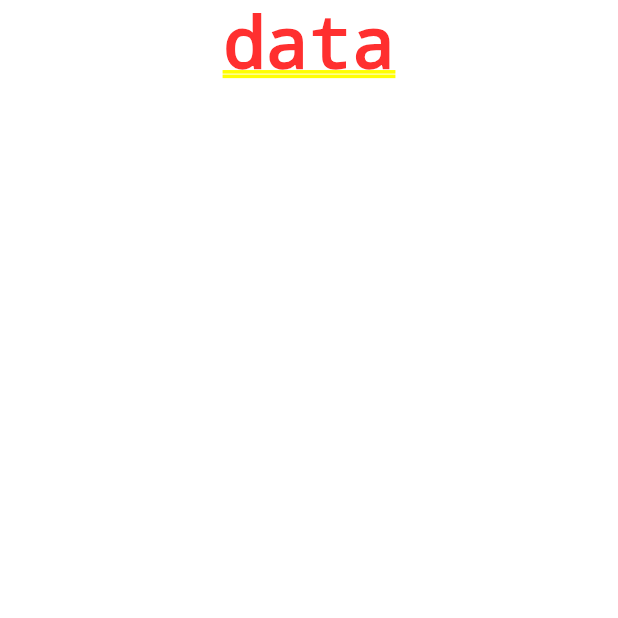
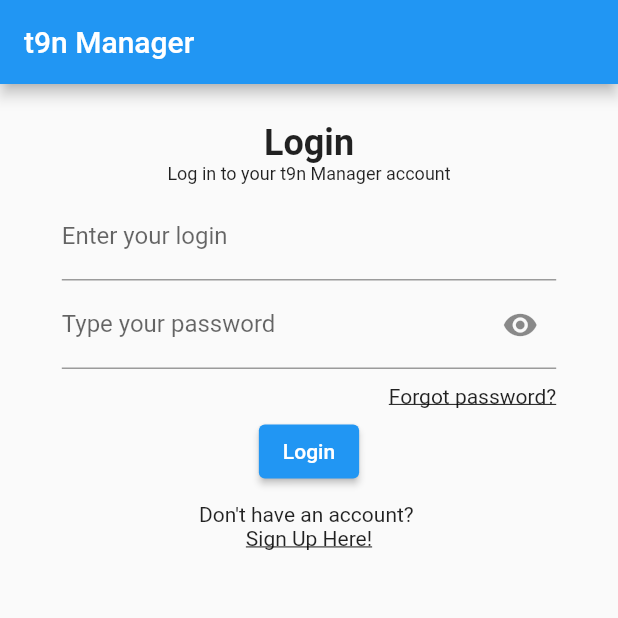
Before and after one commit to Cyril-Andre/t9nmanager, a Flutter app: the screen it shows after launch, on a phone screen of 412 x 824 dp, the top half of it. Run offline on Flutter 3.47's test engine with Material 2 defaults, Android fonts, the phone set to English and light mode, and no system bars; generated files the repository leaves out were written again.

Commit message:
Login Form added

```diff
--- a/t9n_manager_flutter_client/lib/domains/authentication/screens/login_screen.dart
+++ b/t9n_manager_flutter_client/lib/domains/authentication/screens/login_screen.dart
@@ -1,4 +1,7 @@
 import 'package:flutter/material.dart';
+
+import '../../../generated/l10n.dart';
+import '../widgets/login_form.dart';
 
 class LoginScreen extends StatefulWidget {
   const LoginScreen({Key? key}) : super(key: key);
@@ -10,17 +13,11 @@ class LoginScreen extends StatefulWidget {
 class _LoginScreenState extends State<LoginScreen> {
   @override
   Widget build(BuildContext context) {
-    double width = MediaQuery.of(context).size.width;
-    double height = MediaQuery.of(context).size.height;
-
-    return SingleChildScrollView(
-      scrollDirection:  Axis.vertical,
-      child: Column(
-        mainAxisAlignment: MainAxisAlignment.center,
-        children: [
-          Text('data')
-        ],
+    return Scaffold(
+      appBar: AppBar(
+        title: Text(S.of(context).title),
       ),
+      body: LoginForm(),
     );
   }
 }
--- /dev/null
+++ b/t9n_manager_flutter_client/lib/domains/authentication/widgets/login_form.dart
@@ -0,0 +1,110 @@
+import 'package:flutter/material.dart';
+import 'package:provider/provider.dart';
+
+import '../../../generated/l10n.dart';
+import '../../../main.dart';
+import '../../../shared/widgets/screen_title.dart';
+import '../../../shared/widgets/spacer.dart';
+
+
+class LoginForm extends StatefulWidget {
+  @override
+  _LoginFormState createState() => _LoginFormState();
+}
+
+class _LoginFormState extends State<LoginForm> {
+  final _formKey = GlobalKey<FormState>();
+  TextEditingController txtLogin = TextEditingController();
+  TextEditingController txtPassword = TextEditingController();
+
+  bool _showPassword = false;
+  @override
+  Widget build(BuildContext context) {
+    double width = MediaQuery.of(context).size.width>context.watch<AppState>().ScreenMaxSize?context.watch<AppState>().ScreenMaxSize:MediaQuery.of(context).size.width;
+    double height = MediaQuery.of(context).size.height;
+    return
+       Center(
+        child: SizedBox(
+          width: .8 * width,
+          height: height,
+          child: Form(
+            key: _formKey,
+            autovalidateMode: AutovalidateMode.onUserInteraction,
+            child: SingleChildScrollView(
+              child: Column(
+                mainAxisAlignment: MainAxisAlignment.start,
+                crossAxisAlignment: CrossAxisAlignment.center,
+                children: [
+                  verticalSpaceMedium,
+                  ScreenTitle(S.of(context).login_screen_title),
+                  Text(S.of(context).login_screen_subtitle, style: const TextStyle(fontSize: 12, fontWeight: FontWeight.normal),
+                  ),
+                  verticalSpaceTiny,
+                  TextFormField(
+                    validator: (String? value) {
+                      if (value!.isEmpty) return S.of(context).login_screen_validator_login;
+                      return null;
+                    },
+                    controller: txtLogin,
+                    decoration: InputDecoration(
+                      label: Text(S.of(context).login_screen_textfieldlabel_login),
+                    ),
+                  ),
+                  TextFormField(
+                    validator: (String? value) {
+                      if (value=="") return S.of(context).login_screen_validator_password;
+                      return null;
+                    },
+                    controller: txtPassword,
+                    decoration: InputDecoration(
+                        label:  Text(S.of(context).login_screen_textfieldlabel_password),
+                        suffixIcon: IconButton(
+                          onPressed: () {
+                            setState(() {
+                              _showPassword = !_showPassword;
+                            });
+                          },
+                          icon: Icon(_showPassword
+                              ? Icons.visibility_off
+                              : Icons.visibility),
+                        )),
+                    obscureText: !_showPassword,
+                  ),
+                  verticalSpaceSmall,
+                  Align(
+                    alignment: Alignment.centerRight,
+                    child: InkWell(
+                      child: Text(
+                        S.of(context).login_screen_label_forgotpassword,
+                        style:const TextStyle(decoration: TextDecoration.underline),
+                      ),
+                      onTap: () {
+                        Navigator.popAndPushNamed(context, '/forgotpassword');
+                      },
+                    ),
+                  ),
+                  verticalSpaceTiny,
+                  ElevatedButton(
+                      onPressed: () {
+                        if(_formKey.currentState!.validate()){
+                          context.read<AppState>().toggleLogedIn();
+                        }
+                      },
+                      child: Text(S.of(context).login_screen_button_label_login)),
+                  verticalSpaceSmall,
+                    Text(S.of(context).login_screen_label_noaccount),
+                    InkWell(
+                      child: Text(S.of(context).login_screen_label_signup,style: const TextStyle(decoration: TextDecoration.underline)),
+                      onTap: () {
+                        Navigator.popAndPushNamed(context, "/signup");
+                      },
+                    ),
+                ],
+              ),
+            ),
+          ),
+        ),
+      )
+    ;
+  }
+}
--- /dev/null
+++ b/t9n_manager_flutter_client/lib/l10n/intl_en.arb
@@ -0,0 +1,23 @@
+{
+    "@@locale":"en",
+    "title": "t9n Manager",
+    "@title":{
+        "type":"text",
+        "context":"Everywhere",
+        "description":"Name of the application"
+    },
+
+    "common_button_ok":"Ok",
+
+    "login_screen_title": "Login",
+    "login_screen_subtitle":"Log in to your t9n Manager account",
+    "login_screen_validator_login":"Please type your login.",
+    "login_screen_textfieldlabel_login":"Enter your login",
+    "login_screen_validator_password":"Please type your password.",
+    "login_screen_textfieldlabel_password":"Type your password",
+    "login_screen_label_forgotpassword":"Forgot password?",
+    "login_screen_button_label_login":"Login",
+    "login_screen_label_noaccount":"Don't have an account? ",
+    "login_screen_label_signup":"Sign Up Here!"
+
+}
--- a/t9n_manager_flutter_client/lib/main.dart
+++ b/t9n_manager_flutter_client/lib/main.dart
@@ -1,18 +1,48 @@
+import 'dart:io';
+
 import 'package:flutter/material.dart';
+import 'package:flutter_localizations/flutter_localizations.dart';
+import 'package:provider/provider.dart';
 import 'package:t9n_manager_flutter_client/domains/authentication/screens/login_screen.dart';
 
-void main() {
-  runApp(const MyApp());
+import 'domains/authentication/screens/forgot_password_screen.dart';
+import 'domains/authentication/screens/home_screen.dart';
+import 'domains/authentication/screens/signup_screen.dart';
+import 'generated/l10n.dart';
+
+class MyHttpOverrides extends HttpOverrides {
+  @override
+  HttpClient createHttpClient(SecurityContext? context) {
+    return super.createHttpClient(context)
+      ..badCertificateCallback =
+          (X509Certificate cert, String host, int port) => true;
+  }
 }
 
-class MyApp extends StatelessWidget {
-  const MyApp({Key? key}) : super(key: key);
+void main() {
+  HttpOverrides.global = MyHttpOverrides(); // To be removed in Prod
+  runApp(ChangeNotifierProvider(
+      create: (_) => AppState(), child: const t9nManagerApp()));
+
+  //runApp(const MyApp());
+}
+
+class t9nManagerApp extends StatelessWidget {
+  const t9nManagerApp({Key? key}) : super(key: key);
 
   // This widget is the root of your application.
   @override
   Widget build(BuildContext context) {
     return MaterialApp(
-      title: 'Flutter Demo',
+          localizationsDelegates: const [
+        S.delegate,
+        GlobalMaterialLocalizations.delegate,
+        GlobalCupertinoLocalizations.delegate,
+        GlobalWidgetsLocalizations.delegate
+      ],
+      supportedLocales: S.delegate.supportedLocales,
+
+      title: 't9n Manager',
       theme: ThemeData(
         // This is the theme of your application.
         //
@@ -25,92 +55,24 @@
         // is not restarted.
         primarySwatch: Colors.blue,
       ),
-      home: const LoginScreen(),
+           routes: {
+        '/':(context)=> context.watch<AppState>().isLoggedIn?const HomeScreen():const LoginScreen(),
+        '/signup':(context)=> const SignUpScreen(),
+        '/forgotpassword':(context)=> const ForgotPasswordScreen(),
+      },
+      initialRoute: "/",
     );
   }
 }
 
-class MyHomePage extends StatefulWidget {
-  const MyHomePage({Key? key, required this.title}) : super(key: key);
+class AppState with ChangeNotifier {
+//Constant
+  double ScreenMaxSize = 600;
 
-  // This widget is the home page of your application. It is stateful, meaning
-  // that it has a State object (defined below) that contains fields that affect
-  // how it looks.
+  bool isLoggedIn = false;
 
-  // This class is the configuration for the state. It holds the values (in this
-  // case the title) provided by the parent (in this case the App widget) and
-  // used by the build method of the State. Fields in a Widget subclass are
-  // always marked "final".
-
-  final String title;
-
-  @override
-  State<MyHomePage> createState() => _MyHomePageState();
-}
-
-class _MyHomePageState extends State<MyHomePage> {
-  int _counter = 0;
-
-  void _incrementCounter() {
-    setState(() {
-      // This call to setState tells the Flutter framework that something has
-      // changed in this State, which causes it to rerun the build method below
-      // so that the display can reflect the updated values. If we changed
-      // _counter without calling setState(), then the build method would not be
-      // called again, and so nothing would appear to happen.
-      _counter++;
-    });
-  }
-
-  @override
-  Widget build(BuildContext context) {
-    // This method is rerun every time setState is called, for instance as done
-    // by the _incrementCounter method above.
-    //
-    // The Flutter framework has been optimized to make rerunning build methods
-    // fast, so that you can just rebuild anything that needs updating rather
-    // than having to individually change instances of widgets.
-    return Scaffold(
-      appBar: AppBar(
-        // Here we take the value from the MyHomePage object that was created by
-        // the App.build method, and use it to set our appbar title.
-        title: Text(widget.title),
-      ),
-      body: Center(
-        // Center is a layout widget. It takes a single child and positions it
-        // in the middle of the parent.
-        child: Column(
-          // Column is also a layout widget. It takes a list of children and
-          // arranges them vertically. By default, it sizes itself to fit its
-          // children horizontally, and tries to be as tall as its parent.
-          //
-          // Invoke "debug painting" (press "p" in the console, choose the
-          // "Toggle Debug Paint" action from the Flutter Inspector in Android
-          // Studio, or the "Toggle Debug Paint" command in Visual Studio Code)
-          // to see the wireframe for each widget.
-          //
-          // Column has various properties to control how it sizes itself and
-          // how it positions its children. Here we use mainAxisAlignment to
-          // center the children vertically; the main axis here is the vertical
-          // axis because Columns are vertical (the cross axis would be
-          // horizontal).
-          mainAxisAlignment: MainAxisAlignment.center,
-          children: <Widget>[
-            const Text(
-              'You have pushed the button this many times:',
-            ),
-            Text(
-              '$_counter',
-              style: Theme.of(context).textTheme.headline4,
-            ),
-          ],
-        ),
-      ),
-      floatingActionButton: FloatingActionButton(
-        onPressed: _incrementCounter,
-        tooltip: 'Increment',
-        child: const Icon(Icons.add),
-      ), // This trailing comma makes auto-formatting nicer for build methods.
-    );
+  void toggleLogedIn() {
+    isLoggedIn = !isLoggedIn;
+    notifyListeners();
   }
 }
--- /dev/null
+++ b/t9n_manager_flutter_client/lib/shared/widgets/screen_title.dart
@@ -0,0 +1,13 @@
+import 'package:flutter/material.dart';
+
+
+class ScreenTitle extends StatelessWidget {
+  final  String title;
+  const ScreenTitle(this.title);
+
+  @override
+  Widget build(BuildContext context) => Text(
+    title,
+    style:const TextStyle(fontSize: 24, fontWeight: FontWeight.bold),
+    );
+}
--- /dev/null
+++ b/t9n_manager_flutter_client/lib/shared/widgets/spacer.dart
@@ -0,0 +1,16 @@
+// Horizontal Spacing
+import 'package:flutter/material.dart';
+
+const Widget horizontalSpaceTiny = SizedBox(width: 5.0);
+const Widget horizontalSpaceSmall = SizedBox(width: 10.0);
+const Widget horizontalSpaceRegular = SizedBox(width: 18.0);
+const Widget horizontalSpaceMedium = SizedBox(width: 25.0);
+const Widget horizontalSpaceLarge = SizedBox(width: 50.0);
+
+// Vertical Spacing
+const Widget verticalSpaceTiny = SizedBox(height: 5.0);
+const Widget verticalSpaceSmall = SizedBox(height: 10.0);
+const Widget verticalSpaceRegular = SizedBox(height: 18.0);
+const Widget verticalSpaceMedium = SizedBox(height: 25);
+const Widget verticalSpaceLarge = SizedBox(height: 50.0);
+const Widget verticalSpaceMassive = SizedBox(height: 120.0);
```
Also changed, not shown: t9n_manager_flutter_client/lib/domains/authentication/screens/forgot_password_screen.dart (added, +17 -0 lines), t9n_manager_flutter_client/lib/domains/authentication/screens/home_screen.dart (added, +17 -0 lines), t9n_manager_flutter_client/lib/domains/authentication/screens/signup_screen.dart (added, +15 -0 lines), t9n_manager_flutter_client/pubspec.yaml (+5 -6 lines), 1 other file.
